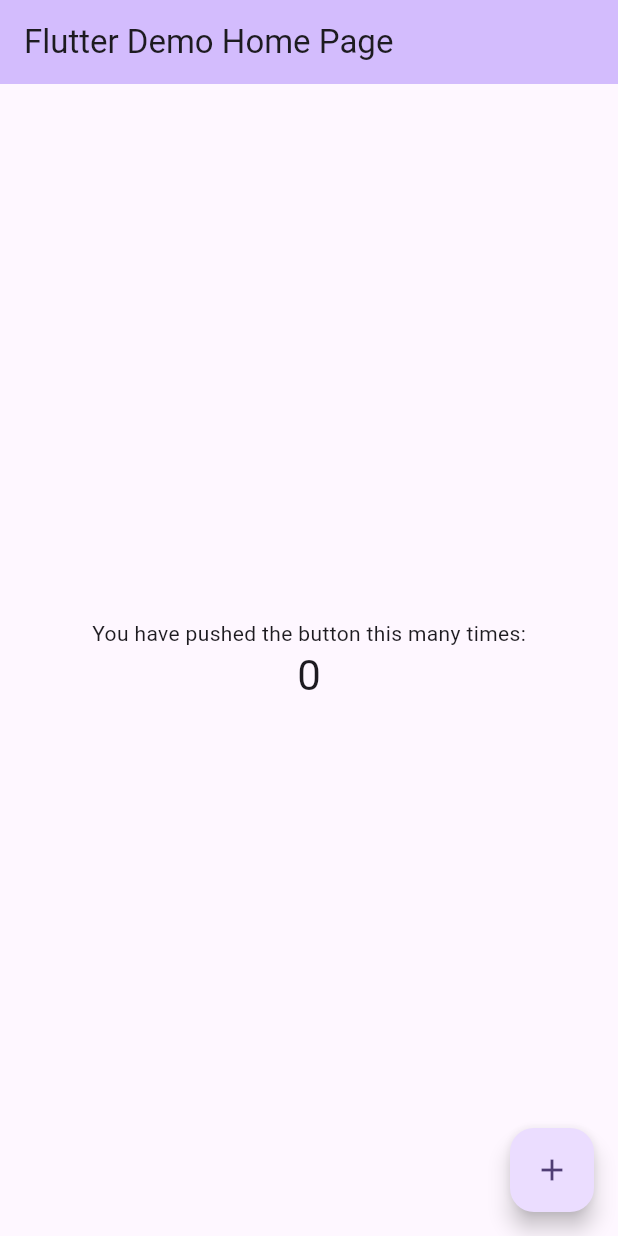
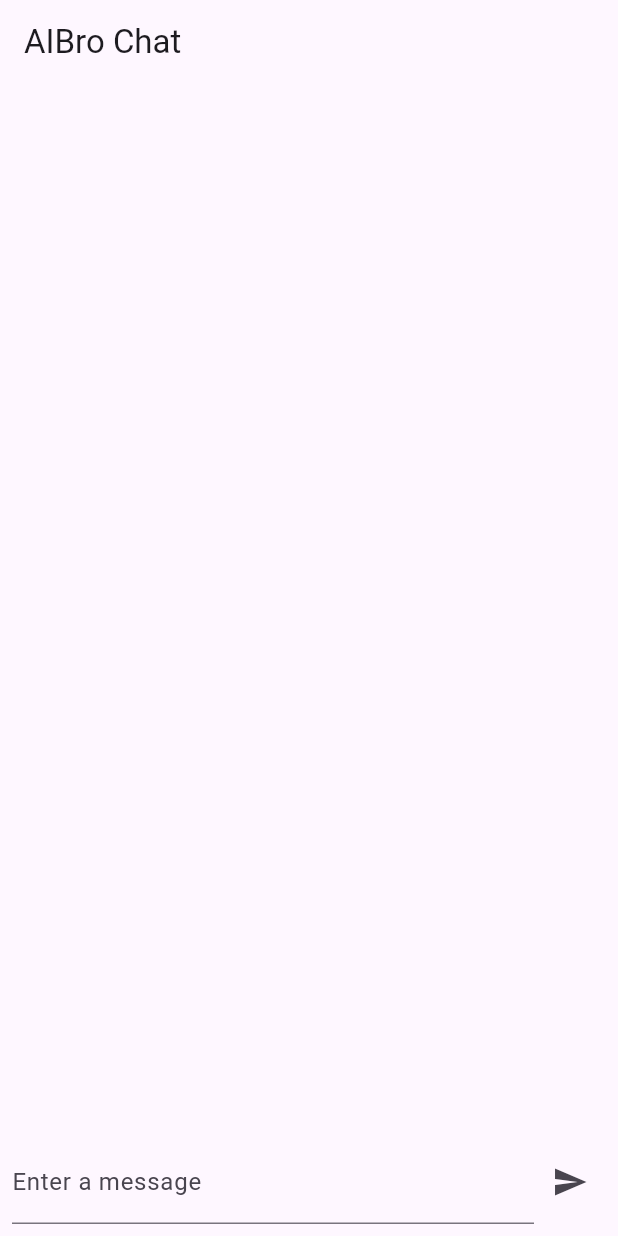
Before and after one commit to suzushin54/aibro-client, a Flutter app: the screen it shows after launch, on a phone screen of 412 x 824 dp. Run offline on Flutter 3.47's test engine with Material 3 defaults, Android fonts, the light colour scheme and no system bars.

Commit message:
feat: simple chat screen with text field implemented

```diff
--- a/lib/main.dart
+++ b/lib/main.dart
@@ -7,119 +7,78 @@
 class MyApp extends StatelessWidget {
   const MyApp({super.key});
 
-  // This widget is the root of your application.
   @override
   Widget build(BuildContext context) {
     return MaterialApp(
-      title: 'Flutter Demo',
+        title: 'AIBro Chat',
         theme: ThemeData(
-        // This is the theme of your application.
-        //
-        // TRY THIS: Try running your application with "flutter run". You'll see
-        // the application has a purple toolbar. Then, without quitting the app,
-        // try changing the seedColor in the colorScheme below to Colors.green
-        // and then invoke "hot reload" (save your changes or press the "hot
-        // reload" button in a Flutter-supported IDE, or press "r" if you used
-        // the command line to start the app).
-        //
-        // Notice that the counter didn't reset back to zero; the application
-        // state is not lost during the reload. To reset the state, use hot
-        // restart instead.
-        //
-        // This works for code too, not just values: Most code changes can be
-        // tested with just a hot reload.
-        colorScheme: ColorScheme.fromSeed(seedColor: Colors.deepPurple),
-        useMaterial3: true,
+          primarySwatch: Colors.blue,
         ),
-      home: const MyHomePage(title: 'Flutter Demo Home Page'),
+        home: const ChatScreen(),
     );
   }
 }
 
-class MyHomePage extends StatefulWidget {
-  const MyHomePage({super.key, required this.title});
-
-  // This widget is the home page of your application. It is stateful, meaning
-  // that it has a State object (defined below) that contains fields that affect
-  // how it looks.
-
-  // This class is the configuration for the state. It holds the values (in this
-  // case the title) provided by the parent (in this case the App widget) and
-  // used by the build method of the State. Fields in a Widget subclass are
-  // always marked "final".
-
-  final String title;
+// ChatScreen is a simple chat screen with a text field to enter messages and a list of messages.
+class ChatScreen extends StatefulWidget {
+  const ChatScreen({super.key});
 
   @override
-  State<MyHomePage> createState() => _MyHomePageState();
+  ChatScreenState createState() => ChatScreenState();
 }
 
-class _MyHomePageState extends State<MyHomePage> {
-  int _counter = 0;
+// ChatScreenState is the state for the ChatScreen widget.
+class ChatScreenState extends State<ChatScreen> {
+  final List<String> messages = [];
+  final TextEditingController _controller = TextEditingController();
 
-  void _incrementCounter() {
+  void _sendMessage() {
+    if (_controller.text.isNotEmpty) {
       setState(() {
-      // This call to setState tells the Flutter framework that something has
-      // changed in this State, which causes it to rerun the build method below
-      // so that the display can reflect the updated values. If we changed
-      // _counter without calling setState(), then the build method would not be
-      // called again, and so nothing would appear to happen.
-      _counter++;
+        messages.add(_controller.text);
+        _controller.clear();
       });
     }
+  }
 
+  // build is constructing the ChatScreen widget.
   @override
   Widget build(BuildContext context) {
-    // This method is rerun every time setState is called, for instance as done
-    // by the _incrementCounter method above.
-    //
-    // The Flutter framework has been optimized to make rerunning build methods
-    // fast, so that you can just rebuild anything that needs updating rather
-    // than having to individually change instances of widgets.
     return Scaffold(
       appBar: AppBar(
-        // TRY THIS: Try changing the color here to a specific color (to
-        // Colors.amber, perhaps?) and trigger a hot reload to see the AppBar
-        // change color while the other colors stay the same.
-        backgroundColor: Theme.of(context).colorScheme.inversePrimary,
-        // Here we take the value from the MyHomePage object that was created by
-        // the App.build method, and use it to set our appbar title.
-        title: Text(widget.title),
+        title: const Text('AIBro Chat'),
       ),
-      body: Center(
-        // Center is a layout widget. It takes a single child and positions it
-        // in the middle of the parent.
-        child: Column(
-          // Column is also a layout widget. It takes a list of children and
-          // arranges them vertically. By default, it sizes itself to fit its
-          // children horizontally, and tries to be as tall as its parent.
-          //
-          // Column has various properties to control how it sizes itself and
-          // how it positions its children. Here we use mainAxisAlignment to
-          // center the children vertically; the main axis here is the vertical
-          // axis because Columns are vertical (the cross axis would be
-          // horizontal).
-          //
-          // TRY THIS: Invoke "debug painting" (choose the "Toggle Debug Paint"
-          // action in the IDE, or press "p" in the console), to see the
-          // wireframe for each widget.
-          mainAxisAlignment: MainAxisAlignment.center,
+      body: Column(
         children: <Widget>[
-            const Text(
-              'You have pushed the button this many times:',
+          Expanded(
+            child: ListView.builder(
+              itemCount: messages.length,
+              itemBuilder: (context, index) {
+                return ListTile(
+                  title: Text(messages[index]),
+                );
+              },
             ),
-            Text(
-              '$_counter',
-              style: Theme.of(context).textTheme.headlineMedium,
+          ),
+          Padding(
+            padding: const EdgeInsets.all(8.0),
+            child: Row(
+              children: <Widget>[
+                Expanded(
+                  child: TextField(
+                    controller: _controller,
+                    decoration: const InputDecoration(labelText: 'Enter a message'),
+                  ),
+                ),
+                IconButton(
+                    onPressed: _sendMessage,
+                    icon: const Icon(Icons.send),
                 ),
               ],
             ),
           ),
-      floatingActionButton: FloatingActionButton(
-        onPressed: _incrementCounter,
-        tooltip: 'Increment',
-        child: const Icon(Icons.add),
-      ), // This trailing comma makes auto-formatting nicer for build methods.
+        ],
+      ),
     );
   }
 }
```
Lines whose indentation alone changed are shown as unchanged.
